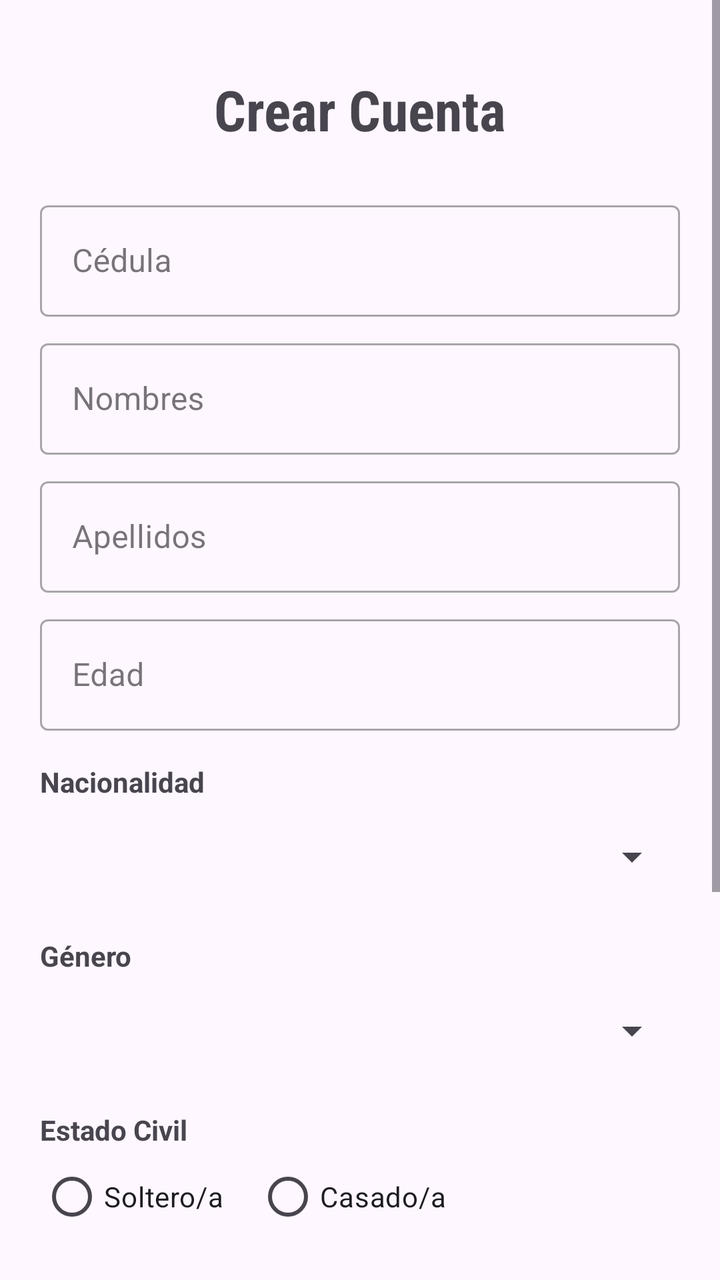
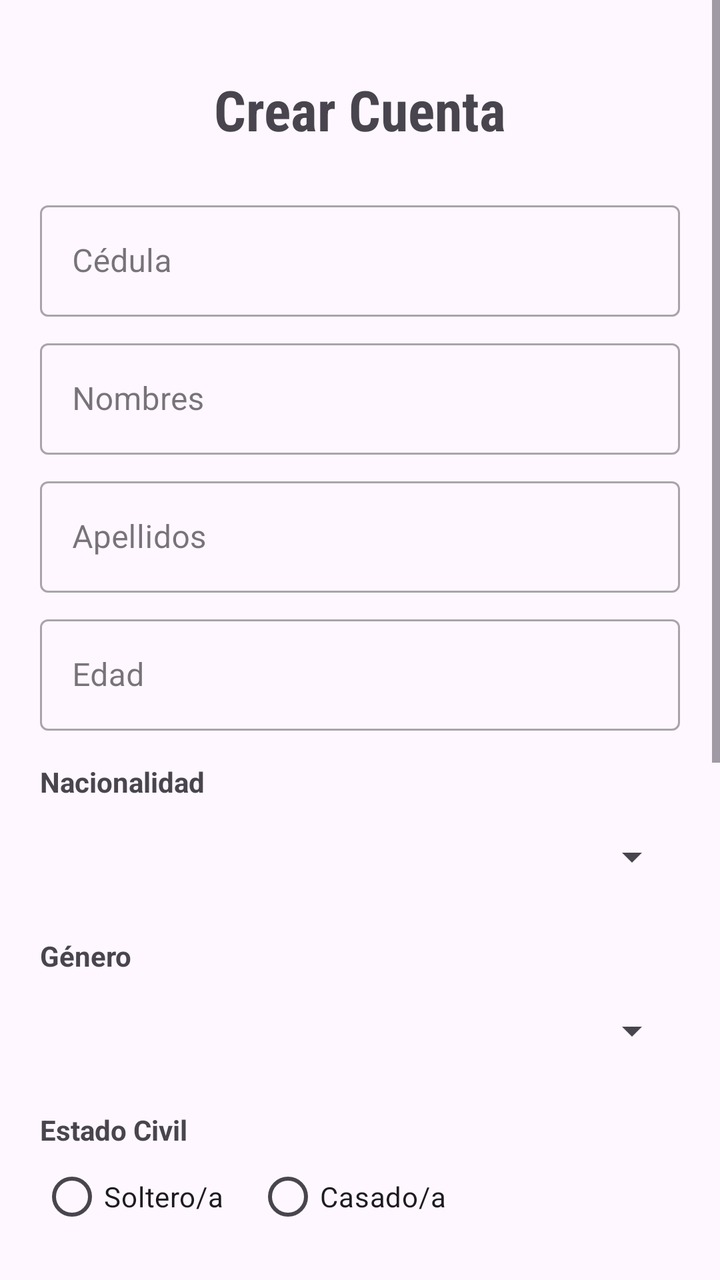

Screens rendered from an Android XML layout before and after an edit, with the pre-edit source and the edit as a unified diff.
<!-- AndroidManifest.xml: application theme Theme.Control_Material -->
<!-- res/layout/activity_sign_up.xml -->
<?xml version="1.0" encoding="utf-8"?>
<ScrollView xmlns:android="http://schemas.android.com/apk/res/android"
    xmlns:app="http://schemas.android.com/apk/res-auto"
    xmlns:tools="http://schemas.android.com/tools"
    android:layout_width="match_parent"
    android:layout_height="match_parent"
    android:fillViewport="true"
    android:onClick="regresarALogin">

    <androidx.constraintlayout.widget.ConstraintLayout
        android:id="@+id/main"
        android:layout_width="match_parent"
        android:layout_height="wrap_content"
        android:padding="20dp"
        tools:context=".SignUpActivity">

        <TextView
            android:id="@+id/crearCuentaTitulo"
            android:layout_width="wrap_content"
            android:layout_height="wrap_content"
            android:layout_marginTop="16dp"
            android:fontFamily="sans-serif-condensed"
            android:text="Crear Cuenta"
            android:textSize="28sp"
            android:textStyle="bold"
            app:layout_constraintEnd_toEndOf="parent"
            app:layout_constraintStart_toStartOf="parent"
            app:layout_constraintTop_toTopOf="parent" />

        
        <com.google.android.material.textfield.TextInputLayout
            android:id="@+id/cedulaInputLayout"
            style="@style/Widget.MaterialComponents.TextInputLayout.OutlinedBox"
            android:layout_width="match_parent"
            android:layout_height="wrap_content"
            android:layout_marginTop="24dp"
            android:hint="Cédula"
            app:layout_constraintTop_toBottomOf="@+id/crearCuentaTitulo">

            <com.google.android.material.textfield.TextInputEditText
                android:id="@+id/cedulaInput"
                android:layout_width="match_parent"
                android:layout_height="wrap_content"
                android:digits="0123456789"
                android:inputType="number"
                android:maxLength="10" />
        </com.google.android.material.textfield.TextInputLayout>

        
        <com.google.android.material.textfield.TextInputLayout
            android:id="@+id/nombresInputLayout"
            style="@style/Widget.MaterialComponents.TextInputLayout.OutlinedBox"
            android:layout_width="match_parent"
            android:layout_height="wrap_content"
            android:layout_marginTop="8dp"
            android:hint="Nombres"
            app:layout_constraintTop_toBottomOf="@+id/cedulaInputLayout">

            <com.google.android.material.textfield.TextInputEditText
                android:id="@+id/nombresInput"
                android:layout_width="match_parent"
                android:layout_height="wrap_content"
                android:inputType="textPersonName" />
        </com.google.android.material.textfield.TextInputLayout>

        
        <com.google.android.material.textfield.TextInputLayout
            android:id="@+id/apellidosInputLayout"
            style="@style/Widget.MaterialComponents.TextInputLayout.OutlinedBox"
            android:layout_width="match_parent"
            android:layout_height="wrap_content"
            android:layout_marginTop="8dp"
            android:hint="Apellidos"
            app:layout_constraintTop_toBottomOf="@+id/nombresInputLayout">

            <com.google.android.material.textfield.TextInputEditText
                android:id="@+id/apellidosInput"
                android:layout_width="match_parent"
                android:layout_height="wrap_content"
                android:inputType="textPersonName" />
        </com.google.android.material.textfield.TextInputLayout>

        
        <com.google.android.material.textfield.TextInputLayout
            android:id="@+id/edadInputLayout"
            style="@style/Widget.MaterialComponents.TextInputLayout.OutlinedBox"
            android:layout_width="match_parent"
            android:layout_height="wrap_content"
            android:layout_marginTop="8dp"
            android:hint="Edad"
            app:layout_constraintTop_toBottomOf="@+id/apellidosInputLayout">

            <com.google.android.material.textfield.TextInputEditText
                android:id="@+id/edadInput"
                android:layout_width="match_parent"
                android:layout_height="wrap_content"
                android:inputType="number"
                android:maxLength="3" />
        </com.google.android.material.textfield.TextInputLayout>

        
        <TextView
            android:id="@+id/nacionalidadLabel"
            android:layout_width="wrap_content"
            android:layout_height="wrap_content"
            android:layout_marginTop="16dp"
            android:text="Nacionalidad"
            android:textStyle="bold"
            app:layout_constraintStart_toStartOf="parent"
            app:layout_constraintTop_toBottomOf="@+id/edadInputLayout" />

        <Spinner
            android:id="@+id/nacionalidadSpinner"
            android:layout_width="match_parent"
            android:layout_height="48dp"
            android:layout_marginTop="4dp"
            app:layout_constraintTop_toBottomOf="@+id/nacionalidadLabel" />

        
        <TextView
            android:id="@+id/generoLabel"
            android:layout_width="wrap_content"
            android:layout_height="wrap_content"
            android:layout_marginTop="16dp"
            android:text="Género"
            android:textStyle="bold"
            app:layout_constraintStart_toStartOf="parent"
            app:layout_constraintTop_toBottomOf="@+id/nacionalidadSpinner" />

        <Spinner
            android:id="@+id/generoSpinner"
            android:layout_width="match_parent"
            android:layout_height="48dp"
            android:layout_marginTop="4dp"
            app:layout_constraintTop_toBottomOf="@+id/generoLabel" />

        
        <TextView
            android:id="@+id/estadoCivilLabel"
            android:layout_width="wrap_content"
            android:layout_height="wrap_content"
            android:layout_marginTop="16dp"
            android:text="Estado Civil"
            android:textStyle="bold"
            app:layout_constraintStart_toStartOf="parent"
            app:layout_constraintTop_toBottomOf="@+id/generoSpinner" />

        <RadioGroup
            android:id="@+id/estadoCivilGroup"
            android:layout_width="match_parent"
            android:layout_height="wrap_content"
            android:orientation="horizontal"
            app:layout_constraintTop_toBottomOf="@+id/estadoCivilLabel">

            <RadioButton
                android:id="@+id/radioSoltero"
                android:layout_width="wrap_content"
                android:layout_height="wrap_content"
                android:text="Soltero/a" />

            <RadioButton
                android:id="@+id/radioCasado"
                android:layout_width="wrap_content"
                android:layout_height="wrap_content"
                android:layout_marginStart="16dp"
                android:text="Casado/a" />
        </RadioGroup>

        
        <com.google.android.material.textfield.TextInputLayout
            android:id="@+id/fechaNacLayout"
            style="@style/Widget.MaterialComponents.TextInputLayout.OutlinedBox"
            android:layout_width="0dp"
            android:layout_height="wrap_content"
            android:layout_marginTop="16dp"
            android:layout_marginEnd="8dp"
            android:hint="Fecha de Nacimiento"
            app:layout_constraintEnd_toStartOf="@+id/fechaBtn"
            app:layout_constraintStart_toStartOf="parent"
            app:layout_constraintTop_toBottomOf="@+id/estadoCivilGroup">

            <com.google.android.material.textfield.TextInputEditText
                android:id="@+id/fechaNacInput"
                android:layout_width="match_parent"
                android:layout_height="wrap_content"
                android:clickable="true"
                android:focusable="false" />
        </com.google.android.material.textfield.TextInputLayout>

        <ImageButton
            android:id="@+id/fechaBtn"
            android:layout_width="56dp"
            android:layout_height="56dp"
            android:src="@android:drawable/ic_menu_my_calendar"
            app:layout_constraintBottom_toBottomOf="@+id/fechaNacLayout"
            app:layout_constraintEnd_toEndOf="parent"
            app:layout_constraintTop_toTopOf="@+id/fechaNacLayout" />

        
        <TextView
            android:id="@+id/nivelInglesLabel"
            android:layout_width="wrap_content"
            android:layout_height="wrap_content"
            android:layout_marginTop="16dp"
            android:text="Nivel de Inglés"
            android:textStyle="bold"
            app:layout_constraintStart_toStartOf="parent"
            app:layout_constraintTop_toBottomOf="@+id/fechaNacLayout" />

        <RatingBar
            android:id="@+id/nivelInglesRating"
            style="?android:attr/ratingBarStyleIndicator"
            android:layout_width="wrap_content"
            android:layout_height="wrap_content"
            android:isIndicator="false"
            android:numStars="5"
            android:stepSize="1.0"
            app:layout_constraintStart_toStartOf="parent"
            app:layout_constraintTop_toBottomOf="@+id/nivelInglesLabel" />

        
        <Button
            android:id="@+id/registrarBtn"
            android:layout_width="match_parent"
            android:layout_height="wrap_content"
            android:layout_marginTop="24dp"
            android:backgroundTint="#323F8E"
            android:text="Registrar"
            app:layout_constraintTop_toBottomOf="@+id/nivelInglesRating"
            tools:layout_editor_absoluteX="20dp" />

        <Button
            android:id="@+id/borrarBtn"
            style="@style/Widget.MaterialComponents.Button.OutlinedButton"
            android:layout_width="0dp"
            android:layout_height="wrap_content"
            android:layout_marginTop="8dp"
            android:layout_marginEnd="4dp"
            android:text="Borrar"
            app:layout_constraintEnd_toStartOf="@+id/cancBtn"
            app:layout_constraintStart_toStartOf="parent"
            app:layout_constraintTop_toBottomOf="@+id/registrarBtn" />

        <Button
            android:id="@+id/cancBtn"
            style="@style/Widget.MaterialComponents.Button.OutlinedButton"
            android:layout_width="0dp"
            android:layout_height="wrap_content"
            android:layout_marginStart="4dp"
            android:text="Cancelar"
            app:layout_constraintBottom_toBottomOf="@+id/borrarBtn"
            app:layout_constraintEnd_toEndOf="parent"
            app:layout_constraintStart_toEndOf="@+id/borrarBtn"
            app:layout_constraintTop_toTopOf="@+id/borrarBtn" />

    </androidx.constraintlayout.widget.ConstraintLayout>
</ScrollView>
<!-- resources referenced by this layout -->
<resources>
  <style name="Theme.Control_Material" parent="Base.Theme.Control_Material" />
  <style name="Base.Theme.Control_Material" parent="Theme.Material3.DayNight.NoActionBar">
          
          
      </style>
</resources>

<!-- the commit's change to res/layout/activity_sign_up.xml (unified diff, before → after) -->
@@ -14,6 +14,41 @@
         android:padding="20dp"
         tools:context=".SignUpActivity">
 
+        <Button
+            android:id="@+id/registrarBtn"
+            android:layout_width="match_parent"
+            android:layout_height="wrap_content"
+            android:layout_marginTop="160dp"
+            android:backgroundTint="#323F8E"
+            android:text="Registrar"
+            app:layout_constraintTop_toBottomOf="@+id/nivelInglesRating"
+            tools:layout_editor_absoluteX="20dp" />
+
+        <Button
+            android:id="@+id/borrarBtn"
+            style="@style/Widget.MaterialComponents.Button.OutlinedButton"
+            android:layout_width="0dp"
+            android:layout_height="wrap_content"
+            android:layout_marginTop="28dp"
+            android:layout_marginEnd="4dp"
+            android:text="Borrar"
+            app:layout_constraintEnd_toStartOf="@+id/cancBtn"
+            app:layout_constraintStart_toStartOf="parent"
+            app:layout_constraintTop_toBottomOf="@+id/registrarBtn" />
+
+        <Button
+            android:id="@+id/cancBtn"
+            style="@style/Widget.MaterialComponents.Button.OutlinedButton"
+            android:layout_width="0dp"
+            android:layout_height="wrap_content"
+            android:layout_marginStart="4dp"
+            android:text="Cancelar"
+            app:layout_constraintBottom_toBottomOf="@+id/borrarBtn"
+            app:layout_constraintEnd_toEndOf="parent"
+            app:layout_constraintStart_toEndOf="@+id/borrarBtn"
+            app:layout_constraintTop_toTopOf="@+id/borrarBtn"
+            app:layout_constraintVertical_bias="1.0" />
+
         <TextView
             android:id="@+id/crearCuentaTitulo"
             android:layout_width="wrap_content"
@@ -187,6 +222,7 @@
                 android:focusable="false" />
         </com.google.android.material.textfield.TextInputLayout>
 
+        
         <ImageButton
             android:id="@+id/fechaBtn"
             android:layout_width="56dp"
@@ -194,9 +230,11 @@
             android:src="@android:drawable/ic_menu_my_calendar"
             app:layout_constraintBottom_toBottomOf="@+id/fechaNacLayout"
             app:layout_constraintEnd_toEndOf="parent"
-            app:layout_constraintTop_toTopOf="@+id/fechaNacLayout" />
-
-        
+            app:layout_constraintHorizontal_bias="1.0"
+            app:layout_constraintStart_toStartOf="parent"
+            app:layout_constraintTop_toTopOf="@+id/fechaNacLayout"
+            app:layout_constraintVertical_bias="0.0" />
+
         <TextView
             android:id="@+id/nivelInglesLabel"
             android:layout_width="wrap_content"
@@ -218,40 +256,30 @@
             app:layout_constraintStart_toStartOf="parent"
             app:layout_constraintTop_toBottomOf="@+id/nivelInglesLabel" />
 
-        
-        <Button
-            android:id="@+id/registrarBtn"
-            android:layout_width="match_parent"
-            android:layout_height="wrap_content"
-            android:layout_marginTop="24dp"
-            android:backgroundTint="#323F8E"
-            android:text="Registrar"
+        <com.google.android.material.textfield.TextInputEditText
+            android:id="@+id/txtContrasenia"
+            android:layout_width="match_parent"
+            android:layout_height="wrap_content"
+            android:hint="Contraseña"
+            app:layout_constraintBottom_toTopOf="@+id/registrarBtn"
+            app:layout_constraintEnd_toEndOf="parent"
+            app:layout_constraintHorizontal_bias="0.0"
+            app:layout_constraintStart_toStartOf="parent"
             app:layout_constraintTop_toBottomOf="@+id/nivelInglesRating"
-            tools:layout_editor_absoluteX="20dp" />
-
-        <Button
-            android:id="@+id/borrarBtn"
-            style="@style/Widget.MaterialComponents.Button.OutlinedButton"
-            android:layout_width="0dp"
-            android:layout_height="wrap_content"
-            android:layout_marginTop="8dp"
-            android:layout_marginEnd="4dp"
-            android:text="Borrar"
-            app:layout_constraintEnd_toStartOf="@+id/cancBtn"
-            app:layout_constraintStart_toStartOf="parent"
-            app:layout_constraintTop_toBottomOf="@+id/registrarBtn" />
-
-        <Button
-            android:id="@+id/cancBtn"
-            style="@style/Widget.MaterialComponents.Button.OutlinedButton"
-            android:layout_width="0dp"
-            android:layout_height="wrap_content"
-            android:layout_marginStart="4dp"
-            android:text="Cancelar"
-            app:layout_constraintBottom_toBottomOf="@+id/borrarBtn"
-            app:layout_constraintEnd_toEndOf="parent"
-            app:layout_constraintStart_toEndOf="@+id/borrarBtn"
-            app:layout_constraintTop_toTopOf="@+id/borrarBtn" />
+            app:layout_constraintVertical_bias="0.686" />
+
+        <com.google.android.material.textfield.TextInputEditText
+            android:id="@+id/txtUsuario"
+            android:layout_width="match_parent"
+            android:layout_height="wrap_content"
+            android:layout_marginTop="20dp"
+            android:hint="Usuario"
+            app:layout_constraintEnd_toEndOf="parent"
+            app:layout_constraintHorizontal_bias="0.0"
+            app:layout_constraintStart_toStartOf="parent"
+            app:layout_constraintTop_toBottomOf="@+id/nivelInglesRating" />
+
+        
 
     </androidx.constraintlayout.widget.ConstraintLayout>
 </ScrollView>
